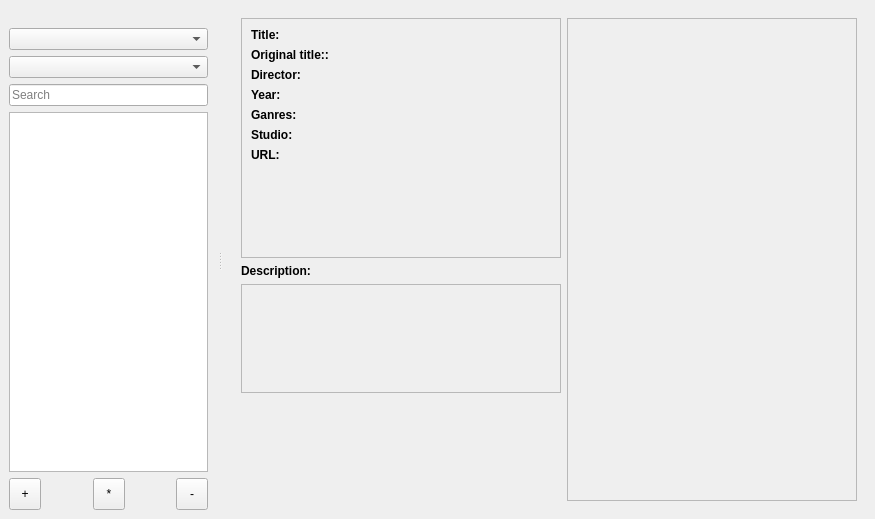
Before: the Qt Designer form mainwindow.ui in LibertaSoft/DatabaseAnime, drawn with Qt 5.
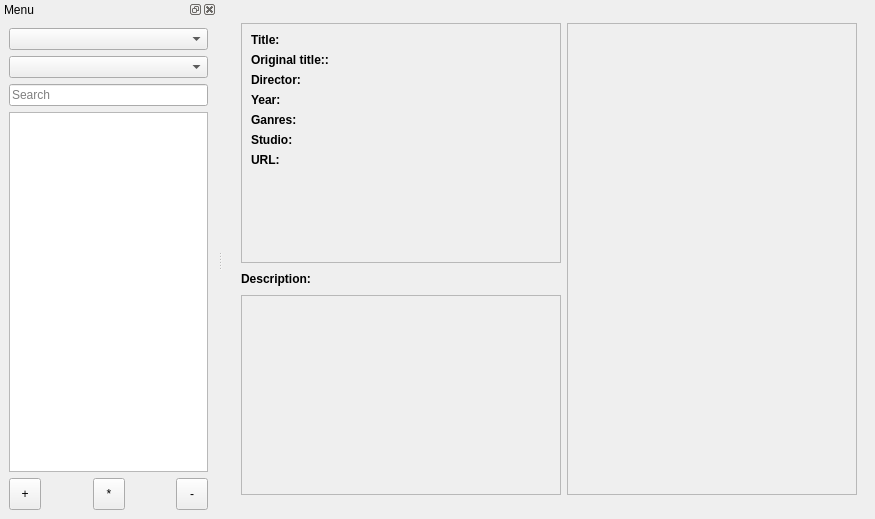
After: the same form once the commit is applied. Icons and pictures are not drawn.

Commit message: Попытка вернуть возможность отдокирования дока меню на windows

```diff
--- a/mainwindow.ui
+++ b/mainwindow.ui
@@ -19,6 +19,15 @@
   <property name="toolButtonStyle">
    <enum>Qt::ToolButtonIconOnly</enum>
   </property>
+  <property name="tabShape">
+   <enum>QTabWidget::Rounded</enum>
+  </property>
+  <property name="dockNestingEnabled">
+   <bool>false</bool>
+  </property>
+  <property name="dockOptions">
+   <set>QMainWindow::AnimatedDocks</set>
+  </property>
   <property name="unifiedTitleAndToolBarOnMac">
    <bool>false</bool>
   </property>
@@ -685,7 +694,7 @@
                  <x>0</x>
                  <y>0</y>
                  <width>318</width>
-                 <height>82</height>
+                 <height>171</height>
                 </rect>
                </property>
                <layout class="QVBoxLayout" name="verticalLayout_5">
@@ -718,19 +727,6 @@
               </widget>
              </widget>
             </item>
-            <item>
-             <spacer name="verticalSpacer">
-              <property name="orientation">
-               <enum>Qt::Vertical</enum>
-              </property>
-              <property name="sizeHint" stdset="0">
-               <size>
-                <width>20</width>
-                <height>40</height>
-               </size>
-              </property>
-             </spacer>
-            </item>
            </layout>
           </item>
           <item>
@@ -816,13 +812,13 @@
     <bool>false</bool>
    </property>
    <property name="features">
-    <set>QDockWidget::DockWidgetMovable</set>
+    <set>QDockWidget::AllDockWidgetFeatures</set>
    </property>
    <property name="allowedAreas">
     <set>Qt::LeftDockWidgetArea|Qt::RightDockWidgetArea</set>
    </property>
    <property name="windowTitle">
-    <string/>
+    <string>Menu</string>
    </property>
    <attribute name="dockWidgetArea">
     <number>1</number>
```
The commit also changes 2 other files.
